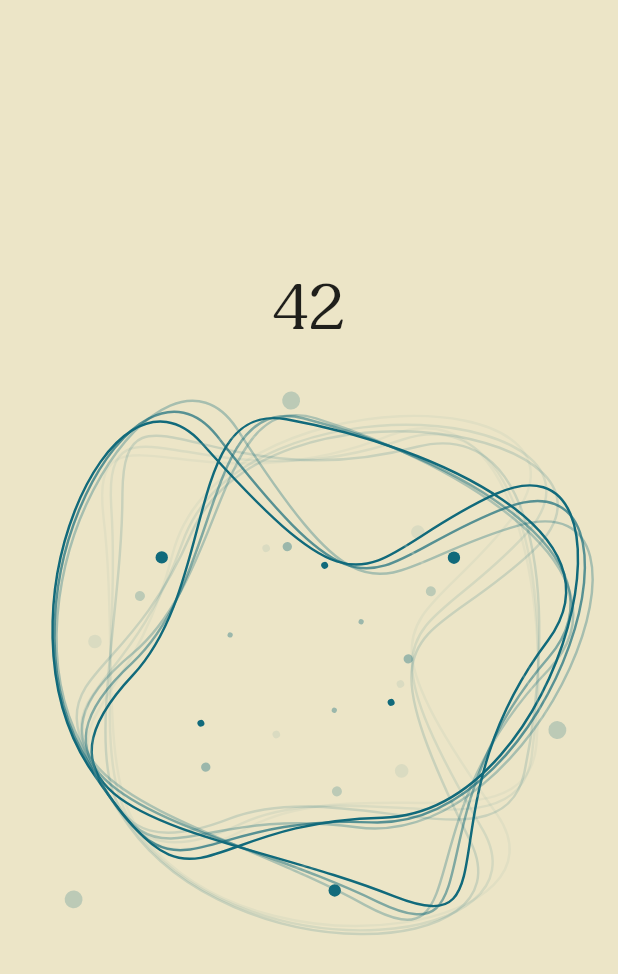
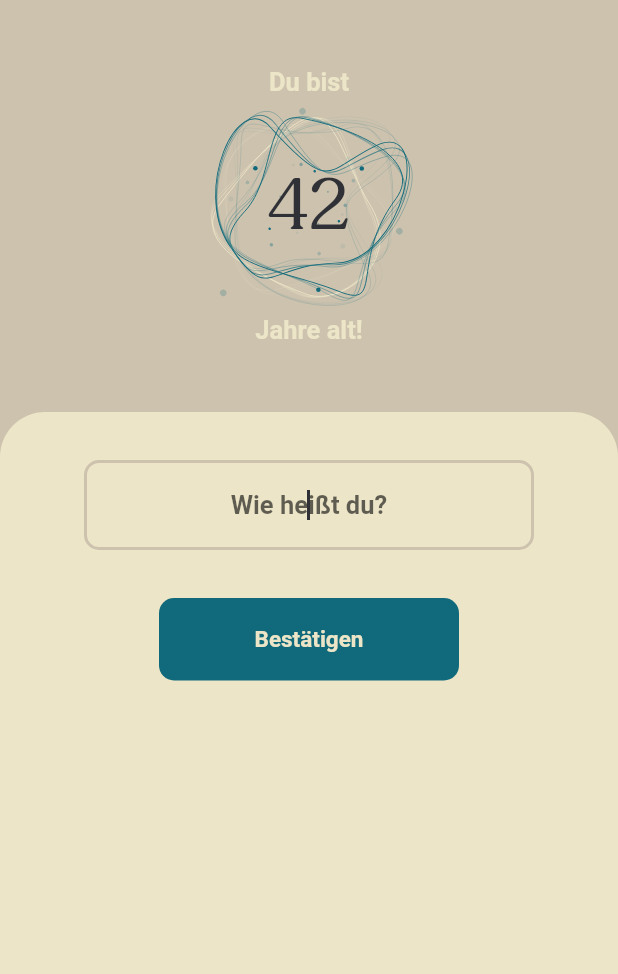
Before and after one commit to DieGlueckswurst/agify, a Flutter app: the screen it shows after launch, on a phone screen of 412 x 824 dp. Shown: the top 974 px of the screen. Run offline on Flutter 3.47's test engine with Material 2 defaults, Android fonts, the phone set to English and light mode, and no system bars; drawn by our look-alikes of lottie.

Commit message:
added ui

```diff
--- a/lib/app.dart
+++ b/lib/app.dart
@@ -1,7 +1,7 @@
 import 'package:agify/constants/palette.dart';
 import 'package:agify/gen/fonts.gen.dart';
 import 'package:agify/shared_utils/color_service.dart';
-import 'package:agify/views/home/home_view.dart';
+import 'package:agify/ui/views/home/home_view.dart';
 import 'package:flutter/material.dart';
 
 class App extends StatefulWidget {
@@ -21,7 +21,7 @@ class _AppState extends State<App> {
         primarySwatch: ColorService.createMaterialColor(
           Palette.black,
         ),
-        scaffoldBackgroundColor: Palette.beige,
+        scaffoldBackgroundColor: Palette.brown,
       ),
       home: const HomeView(),
     );
--- /dev/null
+++ b/lib/constants/decoration.dart
@@ -0,0 +1,2 @@
+const double defaultBorderWith = 3;
+const double defaultBorderRadius = 10;
--- a/lib/constants/text_styles.dart
+++ b/lib/constants/text_styles.dart
@@ -1 +1,41 @@
-class AppTextStyles {}
+import 'package:agify/constants/palette.dart';
+import 'package:agify/gen/fonts.gen.dart';
+import 'package:flutter/material.dart';
+
+class AppTextStyles {
+  static TextStyle recoletaH1Regular = const TextStyle(
+    fontFamily: FontFamily.recoleta,
+    fontWeight: FontWeight.w400,
+    color: Palette.black,
+    fontSize: 48,
+  );
+
+  static TextStyle robotoH4Regular = const TextStyle(
+    fontFamily: FontFamily.roboto,
+    fontWeight: FontWeight.w400,
+    color: Palette.black,
+    fontSize: 17,
+  );
+
+  static TextStyle robotoH4SemiBold = robotoH4Regular.copyWith(
+    fontWeight: FontWeight.w600,
+  );
+
+  static TextStyle robotoH5Regular = const TextStyle(
+    fontFamily: FontFamily.roboto,
+    fontWeight: FontWeight.w600,
+    color: Palette.black,
+    fontSize: 17,
+  );
+
+  static TextStyle robotoH5SemiBold = robotoH5Regular.copyWith(
+    fontWeight: FontWeight.w600,
+  );
+
+  static TextStyle robotoH6SemiBold = const TextStyle(
+    fontFamily: FontFamily.roboto,
+    fontWeight: FontWeight.w600,
+    color: Palette.black,
+    fontSize: 15,
+  );
+}
--- /dev/null
+++ b/lib/constants/transition_duration.dart
@@ -0,0 +1 @@
+const int transitionDurationInMS = 400;
--- a/lib/gen/assets.gen.dart
+++ b/lib/gen/assets.gen.dart
@@ -12,11 +12,14 @@ import 'package:flutter/widgets.dart';
 class $AssetsLottieGen {
   const $AssetsLottieGen();
 
+  /// File path: assets/lottie/loading_dots.json
+  String get loadingDots => 'assets/lottie/loading_dots.json';
+
   /// File path: assets/lottie/plasma.json
   String get plasma => 'assets/lottie/plasma.json';
 
   /// List of all assets
-  List<String> get values => [plasma];
+  List<String> get values => [loadingDots, plasma];
 }
 
 class Assets {
--- /dev/null
+++ b/lib/shared_utils/wait.dart
@@ -0,0 +1,7 @@
+Future<void> wait(int milliseconds) async {
+  await Future.delayed(
+    Duration(
+      milliseconds: milliseconds,
+    ),
+  );
+}
--- /dev/null
+++ b/lib/ui/shared_widgets/animated_widgets/animated_text.dart
@@ -0,0 +1,51 @@
+import 'package:agify/constants/palette.dart';
+import 'package:flutter/material.dart';
+
+const kDefaultTextAnimationDuration = Duration(
+  milliseconds: 200,
+);
+
+class AnimatedText extends StatelessWidget {
+  final String text;
+  final bool isTapped;
+  final Color color;
+  final TextStyle style;
+  final int maxLines;
+  final TextOverflow overflow;
+  final bool softWrap;
+  final TextAlign textAlign;
+
+  const AnimatedText({
+    super.key,
+    required this.text,
+    required this.isTapped,
+    required this.style,
+    this.color = Palette.beige,
+    this.maxLines = 1,
+    this.overflow = TextOverflow.ellipsis,
+    this.softWrap = false,
+    this.textAlign = TextAlign.center,
+  });
+
+  @override
+  Widget build(BuildContext context) {
+    return AnimatedDefaultTextStyle(
+      duration: kDefaultTextAnimationDuration,
+      style: style.copyWith(
+        color: color.withOpacity(
+          isTapped ? 0.5 : 1,
+        ),
+      ),
+      child: Text(
+        text,
+        textAlign: textAlign,
+        softWrap: softWrap,
+        overflow: overflow,
+        maxLines: maxLines,
+        textHeightBehavior: const TextHeightBehavior(
+          applyHeightToFirstAscent: false,
+        ),
+      ),
+    );
+  }
+}
--- /dev/null
+++ b/lib/ui/shared_widgets/animated_widgets/tappable_scale.dart
@@ -0,0 +1,90 @@
+import 'package:flutter/material.dart';
+
+typedef TapScaleBuilder = Widget Function(
+  BuildContext context,
+  bool isTapped,
+);
+
+class TappableScale extends StatefulWidget {
+  final VoidCallback onTap;
+  final TapScaleBuilder builder;
+  const TappableScale({
+    super.key,
+    required this.onTap,
+    required this.builder,
+  });
+
+  @override
+  State<TappableScale> createState() => _TappableScaleState();
+}
+
+class _TappableScaleState extends State<TappableScale>
+    with SingleTickerProviderStateMixin {
+  bool isTapped = false;
+
+  late double _scale;
+  late AnimationController _controller;
+
+  @override
+  void initState() {
+    super.initState();
+    _controller = AnimationController(
+      vsync: this,
+      duration: const Duration(milliseconds: 150),
+      lowerBound: 0.0,
+      upperBound: 0.03,
+    )..addListener(() {
+        setState(() {});
+      });
+  }
+
+  @override
+  Widget build(BuildContext context) {
+    _scale = 1 - _controller.value;
+
+    // Using Listener to catch tapDown because GestureDetector has a small delay
+    // -> https://stackoverflow.com/a/53063398/11968226
+    return MouseRegion(
+      cursor: SystemMouseCursors.click,
+      child: Listener(
+        onPointerDown: (event) {
+          _onTapDown();
+        },
+        onPointerUp: (event) {
+          _onTapCancel();
+        },
+        child: GestureDetector(
+          onTap: widget.onTap,
+          onTapCancel: _onTapCancel,
+          child: Transform.scale(
+            scale: _scale,
+            child: widget.builder(
+              context,
+              isTapped,
+            ),
+          ),
+        ),
+      ),
+    );
+  }
+
+  void _onTapDown() {
+    _controller.forward();
+    setState(() {
+      isTapped = true;
+    });
+  }
+
+  void _onTapCancel() {
+    _controller.reverse();
+    setState(() {
+      isTapped = false;
+    });
+  }
+
+  @override
+  void dispose() {
+    _controller.dispose();
+    super.dispose();
+  }
+}
--- /dev/null
+++ b/lib/ui/shared_widgets/buttons/rounded_corner_text_button.dart
@@ -0,0 +1,100 @@
+import 'package:agify/constants/decoration.dart';
+import 'package:agify/constants/palette.dart';
+import 'package:flutter/material.dart';
+
+import '../../../constants/text_styles.dart';
+import '../animated_widgets/animated_text.dart';
+import '../animated_widgets/tappable_scale.dart';
+import '../lottie_animations/loading_dots.dart';
+
+class RoundedCornersTextButton extends StatefulWidget {
+  final String title;
+
+  final VoidCallback onTap;
+
+  final bool isLoading;
+  final double? width;
+  final double? height;
+
+  final bool isEnabled;
+
+  const RoundedCornersTextButton({
+    Key? key,
+    required this.title,
+    required this.onTap,
+    this.isLoading = false,
+    this.width,
+    this.height = 55,
+    this.isEnabled = true,
+  }) : super(key: key);
+
+  @override
+  State<RoundedCornersTextButton> createState() =>
+      _RoundedCornersTextButtonState();
+}
+
+class _RoundedCornersTextButtonState extends State<RoundedCornersTextButton> {
+  @override
+  Widget build(BuildContext context) {
+    return Material(
+      color: Palette.transparent,
+      child: TappableScale(
+        onTap: () {
+          if (widget.isEnabled && !widget.isLoading) {
+            widget.onTap();
+          }
+        },
+        builder: (context, isTapped) {
+          return AnimatedContainer(
+            duration: kThemeAnimationDuration,
+            height: widget.height,
+            width: widget.width,
+            decoration: BoxDecoration(
+              borderRadius: BorderRadius.circular(defaultBorderRadius),
+              color: widget.isEnabled && !isTapped
+                  ? Palette.darkBlue
+                  : Palette.darkBlue.withOpacity(0.6),
+            ),
+            child: Center(
+              child: widget.isLoading
+                  ? const Padding(
+                      padding: EdgeInsets.only(bottom: 4),
+                      child: LoadingDots(),
+                    )
+                  : Padding(
+                      padding: const EdgeInsets.symmetric(horizontal: 20),
+                      child: Row(
+                        mainAxisAlignment: MainAxisAlignment.center,
+                        children: [
+                          Expanded(
+                            child: Padding(
+                              padding: const EdgeInsets.symmetric(
+                                horizontal: 10,
+                              ),
+                              child: Material(
+                                color: Palette.transparent,
+                                child: AnimatedText(
+                                  text: widget.title,
+                                  color: widget.isEnabled && !isTapped
+                                      ? Palette.beige
+                                      : Palette.beige.withOpacity(0.7),
+                                  isTapped: isTapped,
+                                  maxLines: 1,
+                                  overflow: TextOverflow.ellipsis,
+                                  softWrap: false,
+                                  textAlign: TextAlign.center,
+                                  style: AppTextStyles.robotoH6SemiBold,
+                                ),
+                              ),
+                            ),
+                          ),
+                        ],
+                      ),
+                    ),
+            ),
+          );
+        },
+      ),
+    );
+  }
+}
--- /dev/null
+++ b/lib/ui/shared_widgets/lottie_animations/loading_dots.dart
@@ -0,0 +1,19 @@
+import 'package:agify/gen/assets.gen.dart';
+import 'package:flutter/material.dart';
+import 'package:lottie/lottie.dart';
+
+class LoadingDots extends StatelessWidget {
+  const LoadingDots({Key? key}) : super(key: key);
+
+  @override
+  Widget build(BuildContext context) {
+    return SizedBox(
+      width: 60,
+      child: Lottie.asset(
+        Assets.lottie.loadingDots,
+        animate: true,
+        repeat: true,
+      ),
+    );
+  }
+}
--- /dev/null
+++ b/lib/ui/shared_widgets/text_field_with_rounded_border.dart
@@ -0,0 +1,83 @@
+import 'package:agify/constants/palette.dart';
+import 'package:agify/shared_utils/wait.dart';
+import 'package:flutter/material.dart';
+import 'package:flutter/services.dart';
+
+import '../../constants/text_styles.dart';
+import '../../constants/transition_duration.dart';
+
+class TextFieldWithRoundedBorder extends StatefulWidget {
+  final String? hintText;
+  final bool focusOnInit;
+  final Function(String) onChanged;
+  final Function(String?)? onSubmit;
+
+  const TextFieldWithRoundedBorder({
+    Key? key,
+    required this.hintText,
+    required this.focusOnInit,
+    required this.onChanged,
+    required this.onSubmit,
+  }) : super(key: key);
+
+  @override
+  State<TextFieldWithRoundedBorder> createState() =>
+      _TextFieldWithRoundedBorderState();
+}
+
+class _TextFieldWithRoundedBorderState
+    extends State<TextFieldWithRoundedBorder> {
+  final FocusNode _focusNode = FocusNode();
+
+  @override
+  void initState() {
+    super.initState();
+    if (widget.focusOnInit) {
+      WidgetsBinding.instance.addPostFrameCallback(
+        (_) async {
+          await wait(transitionDurationInMS);
+          _focusNode.requestFocus();
+        },
+      );
+    }
+  }
+
+  @override
+  Widget build(BuildContext context) {
+    return TextFormField(
+      onFieldSubmitted: widget.onSubmit,
+      textCapitalization: TextCapitalization.characters,
+      inputFormatters: [
+        // Disable white characters
+        FilteringTextInputFormatter.deny(
+          RegExp(
+            '[ ]',
+          ),
+        )
+      ],
+      decoration: InputDecoration(
+        contentPadding: const EdgeInsets.all(
+          20,
+        ),
+        hintText: widget.hintText,
+        enabledBorder: _border,
+        focusedBorder: _border,
+        border: _border,
+        disabledBorder: _border,
+      ),
+      autocorrect: false,
+      style: AppTextStyles.robotoH5Regular,
+      textAlign: TextAlign.center,
+      onChanged: widget.onChanged,
+      focusNode: _focusNode,
+    );
+  }
+
+  InputBorder get _border => OutlineInputBorder(
+        borderSide: const BorderSide(
+          color: Palette.brown,
+          width: 2,
+        ),
+        borderRadius: BorderRadius.circular(10),
+      );
+}
--- /dev/null
+++ b/lib/ui/views/home/home_view.dart
@@ -0,0 +1,110 @@
+import 'package:agify/constants/palette.dart';
+import 'package:agify/constants/text_styles.dart';
+import 'package:agify/gen/assets.gen.dart';
+import 'package:agify/ui/shared_widgets/buttons/rounded_corner_text_button.dart';
+import 'package:agify/ui/shared_widgets/text_field_with_rounded_border.dart';
+import 'package:flutter/material.dart';
+import 'package:lottie/lottie.dart';
+
+class HomeView extends StatefulWidget {
+  const HomeView({super.key});
+
+  @override
+  State<HomeView> createState() => _HomeViewState();
+}
+
+class _HomeViewState extends State<HomeView> {
+  @override
+  Widget build(BuildContext context) {
+    return Scaffold(
+      resizeToAvoidBottomInset: false,
+      body: Column(
+        children: <Widget>[
+          Expanded(
+            flex: 1,
+            child: Column(
+              mainAxisAlignment: MainAxisAlignment.center,
+              children: [
+                Stack(
+                  alignment: Alignment.center,
+                  children: [
+                    LottieBuilder.asset(
+                      Assets.lottie.plasma,
+                      animate: true,
+                      height: 150,
+                    ),
+                    Column(
+                      children: [
+                        Text(
+                          'Du bist',
+                          style: AppTextStyles.robotoH5SemiBold.copyWith(
+                            color: Palette.beige,
+                          ),
+                        ),
+                        const SizedBox(
+                          height: 40,
+                        ),
+                        Text(
+                          '42',
+                          style: AppTextStyles.recoletaH1Regular,
+                        ),
+                        const SizedBox(
+                          height: 40,
+                        ),
+                        Text(
+                          'Jahre alt!',
+                          style: AppTextStyles.robotoH5SemiBold.copyWith(
+                            color: Palette.beige,
+                          ),
+                        ),
+                      ],
+                    ),
+                  ],
+                ),
+              ],
+            ),
+          ),
+          Expanded(
+            flex: 2,
+            child: Container(
+              decoration: const BoxDecoration(
+                color: Palette.beige,
+                borderRadius: BorderRadius.only(
+                  topLeft: Radius.circular(30),
+                  topRight: Radius.circular(30),
+                ),
+              ),
+              child: Column(
+                children: [
+                  const SizedBox(
+                    height: 32,
+                  ),
+                  SizedBox(
+                    width: 300,
+                    child: TextFieldWithRoundedBorder(
+                      hintText: 'Wie heißt du?',
+                      focusOnInit: true,
+                      onChanged: (name) {},
+                      onSubmit: (name) {},
+                    ),
+                  ),
+                  const SizedBox(
+                    height: 32,
+                  ),
+                  Center(
+                    child: RoundedCornersTextButton(
+                      width: 200,
+                      title: 'Bestätigen',
+                      isEnabled: true,
+                      onTap: () {},
+                    ),
+                  ),
+                ],
+              ),
+            ),
+          ),
+        ],
+      ),
+    );
+  }
+}
--- a/lib/views/home/home_view.dart
+++ /dev/null
@@ -1,34 +0,0 @@
-import 'package:agify/gen/assets.gen.dart';
-import 'package:agify/gen/fonts.gen.dart';
-import 'package:flutter/material.dart';
-import 'package:lottie/lottie.dart';
-
-class HomeView extends StatefulWidget {
-  const HomeView({super.key});
-
-  @override
-  State<HomeView> createState() => _HomeViewState();
-}
-
-class _HomeViewState extends State<HomeView> {
-  @override
-  Widget build(BuildContext context) {
-    return Scaffold(
-      body: Center(
-        child: Column(
-          mainAxisAlignment: MainAxisAlignment.center,
-          children: <Widget>[
-            const Text(
-              '42',
-              style: TextStyle(
-                fontFamily: FontFamily.recoleta,
-                fontSize: 42,
-              ),
-            ),
-            LottieBuilder.asset(Assets.lottie.plasma),
-          ],
-        ),
-      ),
-    );
-  }
-}
```
Also changed, not shown: assets/lottie/loading_dots.json (added, +1 -0 lines), pubspec.yaml (+6 -1 lines), pubspec.lock.
